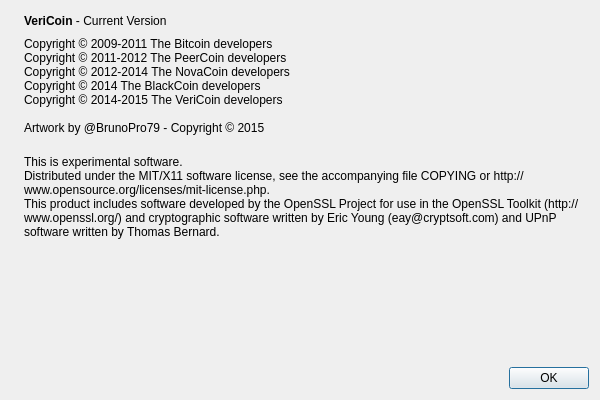
Before: the Qt Designer form src/qt/forms/aboutdialog.ui in VeriConomy/vericoin, drawn with Qt 5.
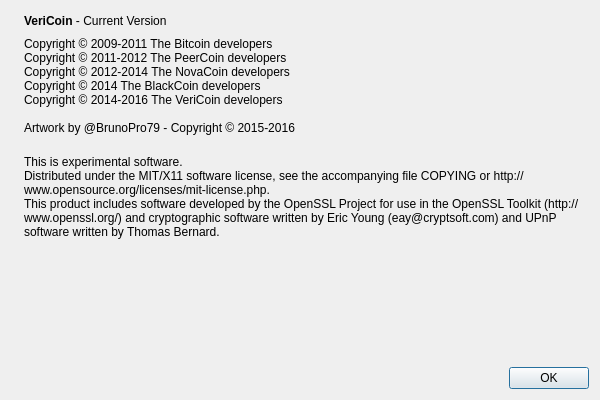
After: the same form once the commit is applied. Icons and pictures are not drawn.

Commit message: added new splash and tweaked menu colors

```diff
--- a/src/qt/forms/aboutdialog.ui
+++ b/src/qt/forms/aboutdialog.ui
@@ -82,9 +82,9 @@
 Copyright © 2011-2012 The PeerCoin developers
 Copyright © 2012-2014 The NovaCoin developers
 Copyright © 2014 The BlackCoin developers
-Copyright © 2014-2015 The VeriCoin developers
+Copyright © 2014-2016 The VeriCoin developers
 
-Artwork by @BrunoPro79 - Copyright © 2015
+Artwork by @BrunoPro79 - Copyright © 2015-2016
 </string>
        </property>
        <property name="textInteractionFlags">
```
The commit also changes 2 other files.
